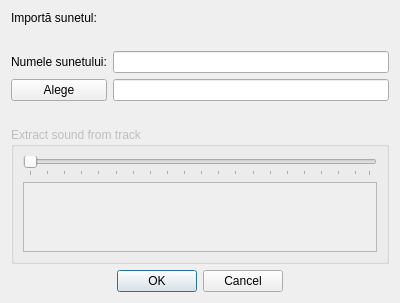
The window that confsound.ui (eddyp/podsoundboard) describes before a commit, drawn with Qt 5.
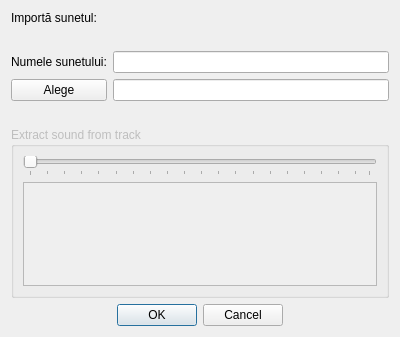
The same window after the commit.

The edit to the form file:
```diff
--- a/confsound.ui
+++ b/confsound.ui
@@ -7,7 +7,7 @@
     <x>0</x>
     <y>0</y>
     <width>400</width>
-    <height>302</height>
+    <height>337</height>
    </rect>
   </property>
   <property name="cursor">
```
Left out of the diff: 2 changed lines with no effect on the pictures.
